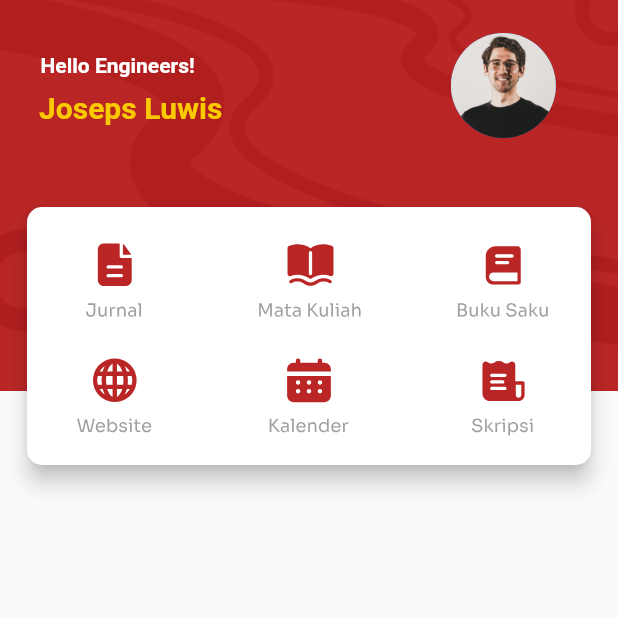
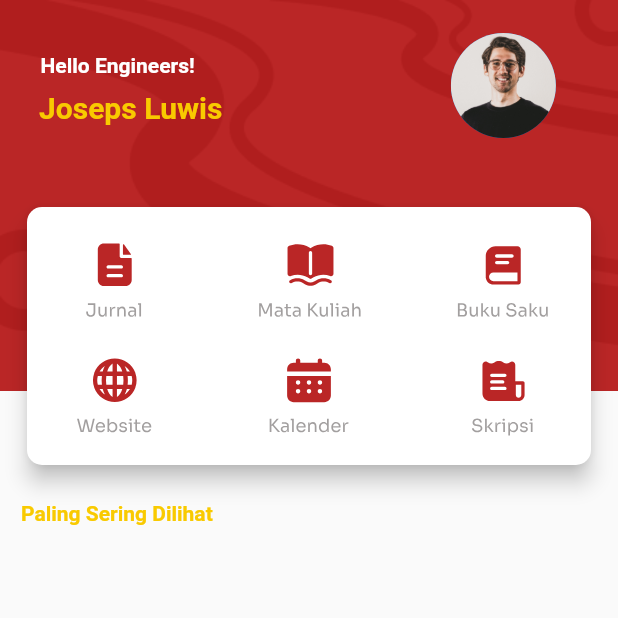
Before and after one commit to harisani/flutter_sate, a Flutter app: the Home screen opened directly, on a phone screen of 412 x 824 dp, the top half of it. Run offline on Flutter 3.47's test engine with Material 2 defaults, Android fonts, the phone set to English and light mode, and no system bars; our stand-ins replace flutter_svg, get.

Commit message:
update fluter

```diff
--- a/lib/home.dart
+++ b/lib/home.dart
@@ -16,7 +16,7 @@ class Home extends StatelessWidget {
                     image: AssetImage("assets/images/bg_main.png")))),
         SafeArea(
           child: Padding(
-            padding: const EdgeInsets.all(14.0),
+            padding: const EdgeInsets.fromLTRB(14, 14, 1, 14),
             child: Column(
               children: <Widget>[
                 Container(
@@ -67,7 +67,7 @@ class Home extends StatelessWidget {
                   ),
                 ),
                 Padding(
-                  padding: const EdgeInsets.only(top: 30),
+                  padding: const EdgeInsets.only(top: 30, right: 13),
                   child: Positioned(
                       top: 250.0,
                       child: Container(
@@ -116,7 +116,20 @@ class Home extends StatelessWidget {
                           ),
                         ),
                       )),
-                )
+                ),
+                SizedBox(
+                  height: 20,
+                ),
+                Container(
+                  alignment: Alignment.centerLeft,
+                  child: Text(
+                    "Paling Sering Dilihat",
+                    style: TextStyle(fontWeight: FontWeight.bold,color: Color.fromRGBO(249, 202, 0, 1)),
+                  ),
+                ),
+                SizedBox(
+                  height: 30,
+                ),
               ],
             ),
           ),
```
Also changed, not shown: assets/images/login_logo.svg (added), 68 other files.
